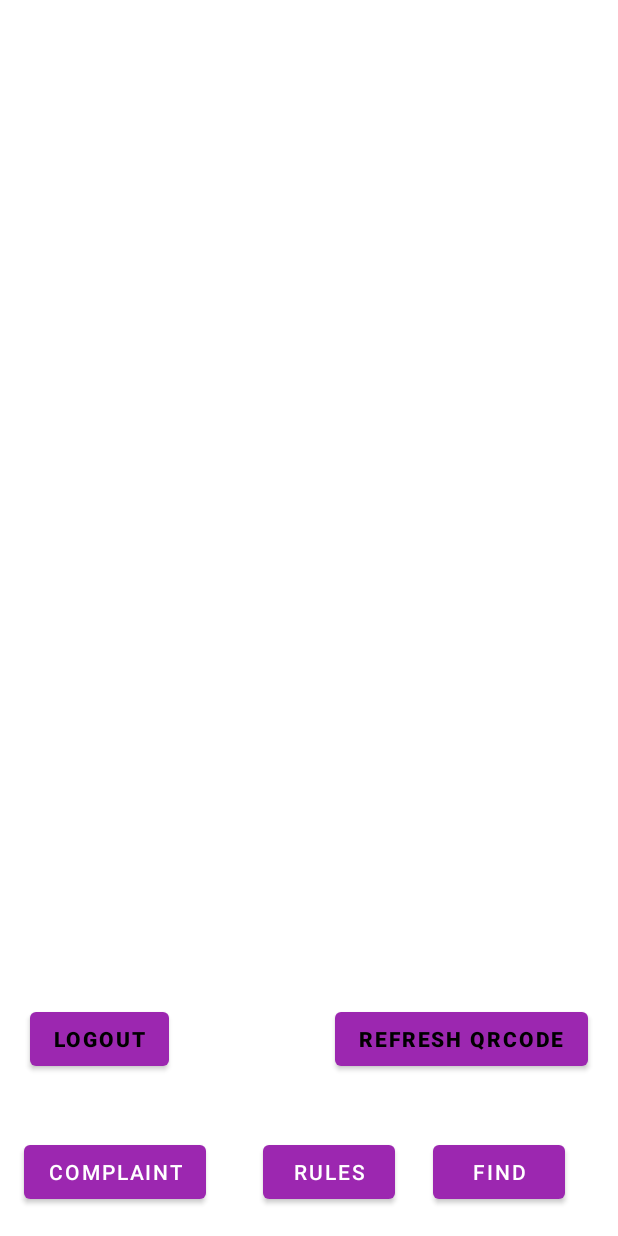
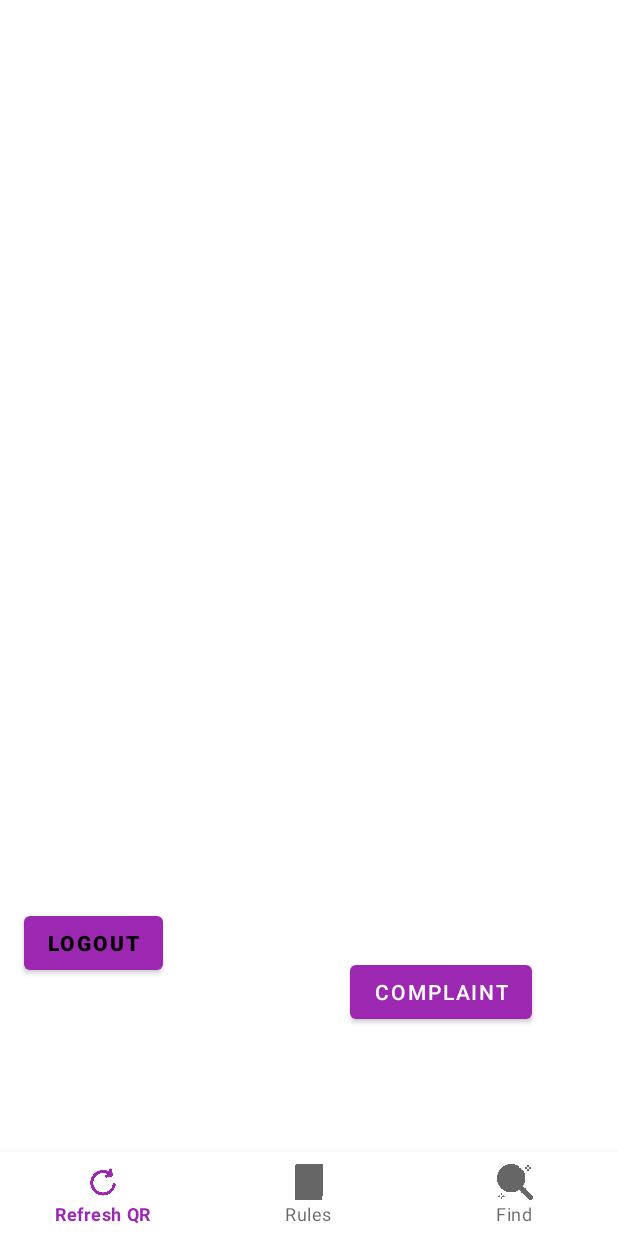
Before and after one commit to DataChef07/Mobile-Computing-Project, an Android app: the MainActivity2 screen opened directly, with no data from a screen before it, on a phone screen of 412 x 824 dp. Run offline under Robolectric (Android 15) with nearby library versions, the phone set to English and light mode, and no system bars; our stand-ins replace Firebase (no records; nobody signed in at launch, a user with empty details on screens opened directly); libraries missing offline, so code that uses them is left out: androidmads.library.qrgenearator; 2 statements that could not run were skipped.

Commit message:
navigation_done

```diff
--- a/app/src/main/java/com/example/startupconnect/MainActivity2.java
+++ b/app/src/main/java/com/example/startupconnect/MainActivity2.java
@@ -1,5 +1,6 @@
 package com.example.startupconnect;
 
+import androidx.annotation.NonNull;
 import androidx.appcompat.app.AppCompatActivity;
 
 import android.content.Intent;
@@ -8,6 +9,7 @@ import android.graphics.Point;
 import android.os.Bundle;
 import android.util.Log;
 import android.view.Display;
+import android.view.MenuItem;
 import android.view.View;
 import android.view.WindowManager;
 import android.widget.Button;
@@ -15,6 +17,7 @@ import android.widget.ImageView;
 import android.widget.TextView;
 import android.widget.Toast;
 
+import com.google.android.material.bottomnavigation.BottomNavigationView;
 import com.google.firebase.auth.FirebaseAuth;
 
 import java.text.SimpleDateFormat;
@@ -44,12 +47,40 @@ public class MainActivity2 extends AppCompatActivity {
         userName = intent.getStringExtra(LoginActivity.EXTRA_USERNAME);
         sport = intent.getStringExtra(AdapterRecycleLogin.EXTRA_SPORT);
 
+        BottomNavigationView bottomNavigationView= findViewById(R.id.bottom_nav);
+        bottomNavigationView.setOnNavigationItemSelectedListener(new BottomNavigationView.OnNavigationItemSelectedListener() {
+            @Override
+            public boolean onNavigationItemSelected(@NonNull MenuItem item) {
+                int itemId = item.getItemId();
+                switch (itemId) {
+                    case R.id.refreshQRbutton:
+                        setImage();
+                        Toast.makeText(MainActivity2.this, "welcome:  " + QR_String, Toast.LENGTH_SHORT).show();
+                        // Handle home item selection
+                        break;
+                    case R.id.Find:
+                        Intent intent = new Intent(MainActivity2.this, findBuddy.class);
+                        startActivity(intent);
+                        finish();
+                        // Handle profile item selection
+                        break;
+                    case R.id.rules:
+                        Intent intent1 = new Intent(MainActivity2.this, rules.class);
+                        intent1.putExtra(EXTRA_SPORT,sport);
+                        startActivity(intent1);
+                        finish();
+                        // Handle settings item selection
+                        break;
+                }
+                return true;
+            }
+        });
         logout = findViewById(R.id.logout);
-        refreshQR = findViewById(R.id.refreshQRbutton);
+
         QRimage = findViewById(R.id.QRimage);
         complaint = findViewById(R.id.complaint);
-        rules = findViewById(R.id.rules);
-        find = findViewById(R.id.Find);
+//        rules = findViewById(R.id.rules);
+//        find = findViewById(R.id.Find);
         t1=findViewById(R.id.textView);
 
         t1.setText(sport);
@@ -66,15 +97,15 @@ public class MainActivity2 extends AppCompatActivity {
             }
         });
 
-        refreshQR.setOnClickListener(new View.OnClickListener() {
-            @Override
-            public void onClick(View view) {
-
-                setImage();
-                Toast.makeText(MainActivity2.this, "welcome:  " + QR_String, Toast.LENGTH_SHORT).show();
-
-            }
-        });
+//        refreshQR.setOnClickListener(new View.OnClickListener() {
+//            @Override
+//            public void onClick(View view) {
+//
+//                setImage();
+//                Toast.makeText(MainActivity2.this, "welcome:  " + QR_String, Toast.LENGTH_SHORT).show();
+//
+//            }
+//        });
 
         complaint.setOnClickListener(new View.OnClickListener() {
             @Override
@@ -85,24 +116,24 @@ public class MainActivity2 extends AppCompatActivity {
             }
         });
 
-        rules.setOnClickListener(new View.OnClickListener() {
-            @Override
-            public void onClick(View view) {
-                Intent intent = new Intent(MainActivity2.this, rules.class);
-                intent.putExtra(EXTRA_SPORT,sport);
-                startActivity(intent);
-                finish();
-            }
-        });
+//        rules.setOnClickListener(new View.OnClickListener() {
+//            @Override
+//            public void onClick(View view) {
+//                Intent intent = new Intent(MainActivity2.this, rules.class);
+//                intent.putExtra(EXTRA_SPORT,sport);
+//                startActivity(intent);
+//                finish();
+//            }
+//        });
 
-        find.setOnClickListener(new View.OnClickListener() {
-            @Override
-            public void onClick(View v) {
-                Intent intent = new Intent(MainActivity2.this, findBuddy.class);
-                startActivity(intent);
-                finish();
-            }
-        });
+//        find.setOnClickListener(new View.OnClickListener() {
+//            @Override
+//            public void onClick(View v) {
+//                Intent intent = new Intent(MainActivity2.this, findBuddy.class);
+//                startActivity(intent);
+//                finish();
+//            }
+//        });
     }
 
     private void setImage() {
--- a/app/src/main/res/layout/activity_main2.xml
+++ b/app/src/main/res/layout/activity_main2.xml
@@ -17,9 +17,10 @@
         android:textStyle="bold"
         app:layout_constraintBottom_toBottomOf="parent"
         app:layout_constraintEnd_toEndOf="parent"
-        app:layout_constraintHorizontal_bias="0.062"
+        app:layout_constraintHorizontal_bias="0.05"
         app:layout_constraintStart_toStartOf="parent"
-        app:layout_constraintTop_toBottomOf="@+id/QRimage" />
+        app:layout_constraintTop_toBottomOf="@+id/QRimage"
+        app:layout_constraintVertical_bias="0.203" />
 
     <ImageView
         android:id="@+id/QRimage"
@@ -34,18 +35,19 @@
         app:layout_constraintVertical_bias="0.433"
         app:srcCompat="@android:drawable/ic_dialog_alert" />
 
-    <Button
-        android:id="@+id/refreshQRbutton"
-        android:layout_width="wrap_content"
-        android:layout_height="wrap_content"
-        android:text="Refresh QRCode"
-        android:textColor="#000000"
-        android:textStyle="bold"
-        app:layout_constraintBottom_toBottomOf="parent"
-        app:layout_constraintEnd_toEndOf="parent"
-        app:layout_constraintHorizontal_bias="0.918"
-        app:layout_constraintStart_toStartOf="parent"
-        app:layout_constraintTop_toBottomOf="@+id/QRimage" />
+<!--    <Button-->
+<!--        android:id="@+id/refreshQRbutton"-->
+<!--        android:layout_width="wrap_content"-->
+<!--        android:layout_height="wrap_content"-->
+<!--        android:text="Refresh QRCode"-->
+<!--        android:textColor="#000000"-->
+<!--        android:textStyle="bold"-->
+<!--        app:layout_constraintBottom_toBottomOf="parent"-->
+<!--        app:layout_constraintEnd_toEndOf="parent"-->
+<!--        app:layout_constraintHorizontal_bias="0.917"-->
+<!--        app:layout_constraintStart_toStartOf="parent"-->
+<!--        app:layout_constraintTop_toBottomOf="@+id/QRimage"-->
+<!--        app:layout_constraintVertical_bias="0.203" />-->
 
     <TextView
         android:id="@+id/textView"
@@ -59,6 +61,30 @@
         app:layout_constraintStart_toStartOf="parent"
         app:layout_constraintTop_toTopOf="parent" />
 
+    <!--    <Button-->
+<!--        android:id="@+id/rules"-->
+<!--        android:layout_width="wrap_content"-->
+<!--        android:layout_height="wrap_content"-->
+<!--        android:text="rules"-->
+<!--        app:layout_constraintBottom_toBottomOf="parent"-->
+<!--        app:layout_constraintEnd_toEndOf="parent"-->
+<!--        app:layout_constraintHorizontal_bias="0.498"-->
+<!--        app:layout_constraintStart_toStartOf="parent"-->
+<!--        app:layout_constraintTop_toTopOf="parent"-->
+<!--        app:layout_constraintVertical_bias="0.881" />-->
+
+<!--    <Button-->
+<!--        android:id="@+id/Find"-->
+<!--        android:layout_width="wrap_content"-->
+<!--        android:layout_height="wrap_content"-->
+<!--        android:text="find"-->
+<!--        app:layout_constraintBottom_toBottomOf="parent"-->
+<!--        app:layout_constraintEnd_toEndOf="parent"-->
+<!--        app:layout_constraintHorizontal_bias="0.885"-->
+<!--        app:layout_constraintStart_toStartOf="parent"-->
+<!--        app:layout_constraintTop_toTopOf="parent"-->
+<!--        app:layout_constraintVertical_bias="0.897" />-->
+
     <Button
         android:id="@+id/complaint"
         android:layout_width="wrap_content"
@@ -66,32 +92,19 @@
         android:text="complaint"
         app:layout_constraintBottom_toBottomOf="parent"
         app:layout_constraintEnd_toEndOf="parent"
-        app:layout_constraintHorizontal_bias="0.055"
+        app:layout_constraintHorizontal_bias="0.802"
         app:layout_constraintStart_toStartOf="parent"
         app:layout_constraintTop_toTopOf="parent"
-        app:layout_constraintVertical_bias="0.976" />
+        app:layout_constraintVertical_bias="0.821" />
 
-    <Button
-        android:id="@+id/rules"
-        android:layout_width="wrap_content"
+    <com.google.android.material.bottomnavigation.BottomNavigationView
+        android:id="@+id/bottom_nav"
+        android:layout_width="match_parent"
         android:layout_height="wrap_content"
-        android:text="rules"
+        android:minWidth="20dp"
         app:layout_constraintBottom_toBottomOf="parent"
         app:layout_constraintEnd_toEndOf="parent"
-        app:layout_constraintHorizontal_bias="0.541"
         app:layout_constraintStart_toStartOf="parent"
-        app:layout_constraintTop_toTopOf="parent"
-        app:layout_constraintVertical_bias="0.976" />
-
-    <Button
-        android:id="@+id/Find"
-        android:layout_width="wrap_content"
-        android:layout_height="wrap_content"
-        android:text="find"
-        app:layout_constraintBottom_toBottomOf="parent"
-        app:layout_constraintEnd_toEndOf="parent"
-        app:layout_constraintHorizontal_bias="0.891"
-        app:layout_constraintStart_toStartOf="parent"
-        app:layout_constraintTop_toTopOf="parent"
-        app:layout_constraintVertical_bias="0.976" />
+        app:menu="@menu/bottom_nav_mainactivity2"
+        />
 </androidx.constraintlayout.widget.ConstraintLayout>
--- /dev/null
+++ b/app/src/main/res/menu/bottom_nav_mainactivity2.xml
@@ -0,0 +1,13 @@
+<?xml version="1.0" encoding="utf-8"?>
+<menu xmlns:android="http://schemas.android.com/apk/res/android">
+
+    <item android:id="@+id/refreshQRbutton"
+        android:title="Refresh QR"
+        android:icon="@drawable/refresh"/>
+    <item android:id="@+id/rules"
+        android:title="Rules"
+        android:icon="@drawable/rule"/>
+    <item android:id="@+id/Find"
+        android:title="Find"
+        android:icon="@drawable/searching"/>
+</menu>
--- /dev/null
+++ b/app/src/main/res/menu/menu.xml
@@ -0,0 +1,4 @@
+<?xml version="1.0" encoding="utf-8"?>
+<menu xmlns:android="http://schemas.android.com/apk/res/android">
+
+</menu>
```
Also changed, not shown: app/src/main/res/drawable/refresh.png (added), app/src/main/res/drawable/rule.png (added), app/src/main/res/drawable/searching.png (added).
